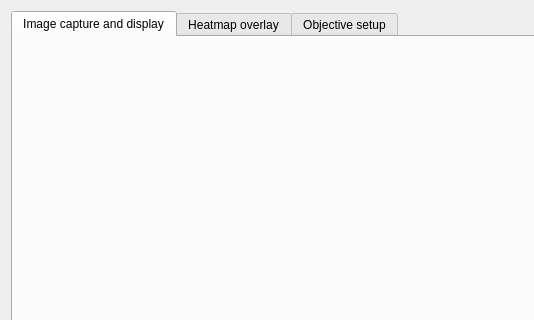
First picture: the form in iris/resources/hilvl_brightfield.ui, repository The-Thomas-Lab-UCL/orm-iris, before the edit; both pictures show x 0 to 534 and y 0 to 320 of the 699 by 561 pixel window.
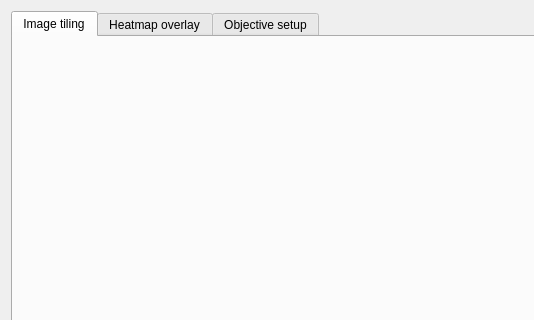
Second picture: the form after the edit. The open tabs and pages were chosen to show the change.

Commit message: Image tiling done (to PySide)

What changed in the file:
```diff
--- a/iris/resources/hilvl_brightfield.ui
+++ b/iris/resources/hilvl_brightfield.ui
@@ -23,7 +23,7 @@
        </property>
        <widget class="QWidget" name="tab_captureDisplay">
         <attribute name="title">
-         <string>Image capture and display</string>
+         <string>Image tiling</string>
         </attribute>
         <layout class="QHBoxLayout" name="horizontalLayout">
          <item>
```
Left out of the diff: 12 changed lines with no effect on the pictures. The commit also changes 15 other files.
